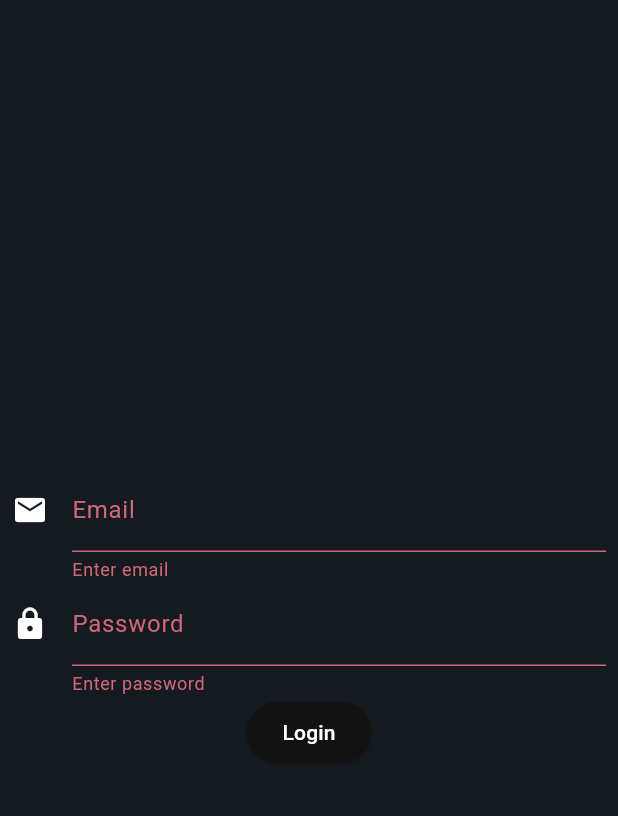
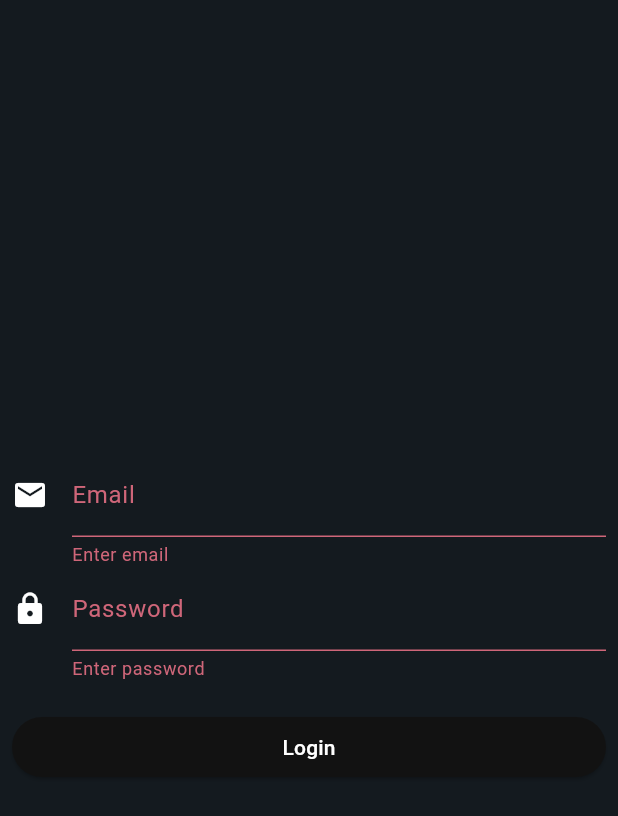
Before and after one commit to axiftaj/Flutter-Bloc-Clean-Coding, a Flutter app: the screen it shows after launch, after a tap on "Login", on a phone screen of 412 x 824 dp. Shown: the top 816 px of the screen. Run offline on Flutter 3.47's test engine with Material 3 defaults, Android fonts, the phone set to English and light mode, and no system bars; our stand-ins replace bloc, cached_network_image, equatable, flutter_bloc, freezed_annotation, get_it and 1 more; generated files the repository leaves out were written again.

Commit message:
code refactoring

```diff
--- a/lib/bloc/login_bloc/login_states.dart
+++ b/lib/bloc/login_bloc/login_states.dart
@@ -1,7 +1,11 @@
 part of 'login_bloc.dart';
 
 class LoginStates extends Equatable {
-  const LoginStates({this.email = '', this.password = '', this.postApiStatus = PostApiStatus.initial, this.message = ''});
+  const LoginStates({
+    this.email = '',
+    this.password = '',
+    this.postApiStatus = PostApiStatus.initial,
+    this.message = ''});
 
   final String email;
   final String password;
--- a/lib/bloc/movies_bloc/movies_bloc.dart
+++ b/lib/bloc/movies_bloc/movies_bloc.dart
@@ -5,6 +5,7 @@ import 'package:bloc_clean_coding/data/response/api_response.dart';
 import 'package:bloc_clean_coding/data/response/response.dart';
 import 'package:bloc_clean_coding/repository/movies_api/movies_api_repository.dart';
 import 'package:equatable/equatable.dart';
+import 'package:flutter/foundation.dart';
 
 import '../../model/movie_list/movie_list_model.dart';
 
@@ -23,6 +24,11 @@ class MoviesBloc extends Bloc<MoviesEvent, MoviesState> {
         moviesList: ApiResponse.completed(response),
       ));
     }).onError((error, stackTrace) {
+      if (kDebugMode) {
+        print(stackTrace);
+        print(error);
+      }
+
       emit(state.copyWith(
         moviesList: ApiResponse.error(error.toString()),
       ));
--- a/lib/bloc/movies_bloc/movies_event.dart
+++ b/lib/bloc/movies_bloc/movies_event.dart
@@ -1,8 +1,5 @@
 part of 'movies_bloc.dart';
 
-abstract class MoviesEvent extends Equatable {
-  @override
-  List<Object> get props => [];
-}
+abstract class MoviesEvent {}
 
 class MoviesFetch extends MoviesEvent {}
--- a/lib/configs/components/loading_widget.dart
+++ b/lib/configs/components/loading_widget.dart
@@ -17,7 +17,6 @@ class LoadingWidget extends StatelessWidget {
         height: size,
         child: Platform.isIOS
             ? const CupertinoActivityIndicator(
-          color: Colors.blue,
         )
             : const CircularProgressIndicator(
           strokeWidth: 2.0,
--- a/lib/configs/components/round_button.dart
+++ b/lib/configs/components/round_button.dart
@@ -1,39 +1,31 @@
+import 'package:bloc_clean_coding/configs/components/loading_widget.dart';
 import 'package:flutter/material.dart';
 import '../color/color.dart';
-
-
 
 //custom round button component, we will used this widget show to show button
 // this widget is generic, we can change it and this change will appear across the app
 class RoundButton extends StatelessWidget {
+  final String title;
+  final bool loading;
+  final VoidCallback onPress;
 
-  final String title ;
-  final bool loading ;
-  final VoidCallback onPress ;
-  const RoundButton({super.key ,
+  const RoundButton({
+    super.key,
     required this.title,
-    this.loading = false ,
-     required this.onPress ,
-
+    this.loading = false,
+    required this.onPress,
   });
 
   @override
   Widget build(BuildContext context) {
-    return InkWell(
-      onTap: onPress,
-      child: Container(
-        height: 40,
-        width: 200,
-        decoration: BoxDecoration(
-          color: AppColors.buttonColor,
-          borderRadius: BorderRadius.circular(10)
-        ),
+    return ElevatedButton(
+        onPressed: onPress,
         child: Center(
-            child:loading ? const CircularProgressIndicator(color: Colors.white,) :
-            Text(title ,
-              style: const TextStyle(color: AppColors.whiteColor),
-            )),
-      ),
-    );
+            child: loading
+                ? const LoadingWidget()
+                : Text(
+                    title,
+                    style: const TextStyle(color: AppColors.whiteColor),
+                  )));
   }
 }
--- a/lib/data/network/network_api_services.dart
+++ b/lib/data/network/network_api_services.dart
@@ -85,7 +85,7 @@ class NetworkApiService implements BaseApiServices {
       case 404:
         throw UnauthorisedException(response.body.toString());
       default:
-        throw FetchDataException('Error occured while communicating with server');
+        throw FetchDataException('Error occurred while communicating with server');
     }
   }
 }
--- /dev/null
+++ b/lib/dependency_injection/dependency_injection.dart
@@ -0,0 +1,5 @@
+
+
+export 'package:get_it/get_it.dart';
+export 'package:bloc_clean_coding/repository/auth_api/auth_repository.dart';
+export 'package:bloc_clean_coding/repository/movies_api/movies_repository.dart';
--- /dev/null
+++ b/lib/dependency_injection/locator.dart
@@ -0,0 +1,16 @@
+
+import 'dependency_injection.dart';
+
+// GetIt is a package used for service locator or to manage dependency injection
+GetIt getIt = GetIt.instance;
+
+
+class ServiceLocator {
+
+  void servicesLocator() {
+    getIt.registerLazySingleton<AuthApiRepository>(() => AuthMockApiRepository()); // Registering AuthHttpApiRepository as a lazy singleton for AuthApiRepository
+    getIt.registerLazySingleton<MoviesApiRepository>(() => MoviesMockApiRepository()); // Registering MoviesHttpApiRepository as a lazy singleton for MoviesApiRepository
+
+  }
+
+}
--- a/lib/main.dart
+++ b/lib/main.dart
@@ -11,14 +11,15 @@ import 'package:get_it/get_it.dart'; // Package for dependency injection
 import 'configs/routes/routes.dart'; // Custom routes
 import 'configs/routes/routes_name.dart'; // Route names
 import 'configs/themes/dark_theme.dart'; // Dark theme configuration
-import 'configs/themes/light_theme.dart'; // Light theme configuration
+import 'configs/themes/light_theme.dart';
+import 'dependency_injection/locator.dart'; // Light theme configuration
 
-// GetIt is a package used for service locator or to manage dependency injection
-GetIt getIt = GetIt.instance;
+
+ServiceLocator dependencyInjector = ServiceLocator();
 
 void main() {
   WidgetsFlutterBinding.ensureInitialized(); // Ensuring that Flutter bindings are initialized
-  servicesLocator(); // Initializing service locator for dependency injection
+  dependencyInjector.servicesLocator(); // Initializing service locator for dependency injection
   runApp(const MyApp()); // Running the application
 }
 
@@ -49,9 +50,3 @@ class MyApp extends StatelessWidget {
     );
   }
 }
-
-// Function for initializing service locator
-void servicesLocator() {
-  getIt.registerLazySingleton<AuthApiRepository>(() => AuthHttpApiRepository()); // Registering AuthHttpApiRepository as a lazy singleton for AuthApiRepository
-  getIt.registerLazySingleton<MoviesApiRepository>(() => MoviesHttpApiRepository()); // Registering MoviesHttpApiRepository as a lazy singleton for MoviesApiRepository
-}
--- a/lib/model/movie_list/movie_list_model.dart
+++ b/lib/model/movie_list/movie_list_model.dart
@@ -8,7 +8,7 @@ part 'movie_list_model.g.dart'; // Importing generated code for JSON serializati
 class MovieListModel with _$MovieListModel {
   /// Factory constructor for creating a [MovieListModel] instance.
   factory MovieListModel({
-    @Default('') String total, // Total number of movies
+    @Default(0) int total, // Total number of movies
     @Default(0) int page, // Current page number
     @Default(0) int pages, // Total number of pages
     @Default([]) @JsonKey(name: 'tv_shows') List<TvShows> tvShow, // List of TV shows
--- a/lib/services/session_manager/session_controller.dart
+++ b/lib/services/session_manager/session_controller.dart
@@ -50,7 +50,7 @@ class SessionController {
   /// to be used across the app.
   Future<void> getUserFromPreference() async {
     try {
-      var userData = await sharedPreferenceClass.readValue('token');
+      String userData = await sharedPreferenceClass.readValue('token');
       var isLogin = await sharedPreferenceClass.readValue('isLogin');
 
       if (userData.isNotEmpty) {
--- a/lib/view/login/login_screen.dart
+++ b/lib/view/login/login_screen.dart
@@ -1,8 +1,9 @@
 import 'package:flutter/material.dart';
 import 'package:flutter_bloc/flutter_bloc.dart';
+import '../../bloc/login_bloc/login_bloc.dart';
 
-import '../../bloc/login_bloc/login_bloc.dart';
-import '../../main.dart';
+
+import '../../dependency_injection/locator.dart';
 import 'widget/widgets.dart'; // Importing custom widget components
 
 /// A widget representing the login screen of the application.
@@ -15,10 +16,8 @@ class LoginScreen extends StatefulWidget {
 
 /// The state of the [LoginScreen] widget.
 class _LoginScreenState extends State<LoginScreen> {
+
   late LoginBloc _loginBlocs;
-
-  final _emailFocusNode = FocusNode();
-  final _passwordFocusNode = FocusNode();
   final _formKey = GlobalKey<FormState>();
 
   @override
@@ -30,8 +29,6 @@ class _LoginScreenState extends State<LoginScreen> {
 
   @override
   void dispose() {
-    _emailFocusNode.dispose();
-    _passwordFocusNode.dispose();
     _loginBlocs.close();
     super.dispose();
   }
@@ -49,8 +46,9 @@ class _LoginScreenState extends State<LoginScreen> {
               mainAxisAlignment: MainAxisAlignment.center,
               crossAxisAlignment: CrossAxisAlignment.center,
               children: <Widget>[
-                EmailInput(focusNode: _emailFocusNode), // Widget for email input field
-                PasswordInput(focusNode: _passwordFocusNode), // Widget for password input field
+                const EmailInputWidget(), // Widget for email input field
+                const PasswordInputWidget(),
+                const SizedBox(height: 20,),// Widget for password input field
                 SubmitButton(
                   formKey: _formKey,
                 ), // Widget for submit button
--- a/lib/view/login/widget/email_input_widget.dart
+++ b/lib/view/login/widget/email_input_widget.dart
@@ -6,16 +6,35 @@ import 'package:flutter_gen/gen_l10n/app_localizations.dart'; // Importing app l
 import '../../../bloc/login_bloc/login_bloc.dart';
 
 /// A widget representing the email input field.
-class EmailInput extends StatelessWidget {
-  const EmailInput({Key? key, required this.focusNode}) : super(key: key);
 
-  final FocusNode focusNode;
+
+class EmailInputWidget extends StatefulWidget {
+  const EmailInputWidget({super.key});
+
+  @override
+  State<EmailInputWidget> createState() => _EmailInputWidgetState();
+}
+
+class _EmailInputWidgetState extends State<EmailInputWidget> {
+
+  final FocusNode focusNode = FocusNode();
+  final TextEditingController  emailController = TextEditingController();
+
+
+  @override
+  void initState() {
+    // TODO: implement initState
+    super.initState();
+
+    final bloc = context.read<LoginBloc>();
+  }
 
   @override
   Widget build(BuildContext context) {
     return BlocBuilder<LoginBloc, LoginStates>(
       builder: (context, state) {
         return TextFormField(
+          controller: emailController,
           focusNode: focusNode, // Setting focus node
           decoration: InputDecoration(
             icon: const Icon(Icons.email), // Icon for email input field
@@ -32,7 +51,7 @@ class EmailInput extends StatelessWidget {
               return 'Enter email';
             }
 
-            if (value.emailValidator()) {
+            if (!value.emailValidator()) {
               return 'Email is not correct';
             }
             return null;
--- a/lib/view/login/widget/password_input_widget.dart
+++ b/lib/view/login/widget/password_input_widget.dart
@@ -5,16 +5,32 @@ import 'package:flutter_gen/gen_l10n/app_localizations.dart'; // Importing app l
 import '../../../bloc/login_bloc/login_bloc.dart';
 
 /// A widget representing the password input field.
-class PasswordInput extends StatelessWidget {
-  const PasswordInput({Key? key, required this.focusNode}) : super(key: key);
 
-  final FocusNode focusNode;
+class PasswordInputWidget extends StatefulWidget {
+  const PasswordInputWidget({super.key});
 
+  @override
+  State<PasswordInputWidget> createState() => _PasswordInputWidgetState();
+}
+
+class _PasswordInputWidgetState extends State<PasswordInputWidget> {
+
+  final FocusNode focusNode = FocusNode();
+  final TextEditingController  passwordController = TextEditingController();
+
+  @override
+  void dispose() {
+    // TODO: implement dispose
+    super.dispose();
+    focusNode.dispose();
+    passwordController.dispose();
+  }
   @override
   Widget build(BuildContext context) {
     return BlocBuilder<LoginBloc, LoginStates>(
       builder: (context, state) {
         return TextFormField(
+          controller: passwordController,
           focusNode: focusNode, // Setting focus node
           decoration: InputDecoration(
             icon: const Icon(Icons.lock), // Icon for password input field
--- a/lib/view/login/widget/submit_button_widget.dart
+++ b/lib/view/login/widget/submit_button_widget.dart
@@ -1,3 +1,4 @@
+import 'package:bloc_clean_coding/configs/components/round_button.dart';
 import 'package:bloc_clean_coding/utils/extensions/flush_bar_extension.dart';
 import 'package:flutter/material.dart';
 import 'package:flutter_bloc/flutter_bloc.dart';
@@ -9,7 +10,7 @@ import '../../../utils/enums.dart';
 /// A widget representing the submit button for the login form.
 class SubmitButton extends StatelessWidget {
   final formKey;
-  const SubmitButton({Key? key, required this.formKey}) : super(key: key);
+  const SubmitButton({super.key, required this.formKey});
 
   @override
   Widget build(BuildContext context) {
@@ -27,13 +28,14 @@ class SubmitButton extends StatelessWidget {
       child: BlocBuilder<LoginBloc, LoginStates>(
           buildWhen: (current, previous) => current.postApiStatus != previous.postApiStatus,
           builder: (context, state) {
-            return ElevatedButton(
-                onPressed: () {
-                  if (formKey.currentState.validate()) {
-                    context.read<LoginBloc>().add(LoginApi());
-                  }
-                },
-                child: state.postApiStatus == PostApiStatus.loading ? const CircularProgressIndicator() : const Text('Login'));
+            return RoundButton(
+                title: 'Login',
+                loading: state.postApiStatus == PostApiStatus.loading ? true  :false ,
+                onPress: (){
+              if (formKey.currentState.validate()) {
+                context.read<LoginBloc>().add(LoginApi());
+              }
+            });
           }),
     );
   }
--- a/lib/view/movies/movies_screen.dart
+++ b/lib/view/movies/movies_screen.dart
@@ -4,9 +4,9 @@ import 'package:bloc_clean_coding/data/response/status.dart';
 import 'package:flutter/material.dart';
 import 'package:flutter_bloc/flutter_bloc.dart';
 import 'package:flutter_gen/gen_l10n/app_localizations.dart';
+import '../../configs/components/network_image_widget.dart';
+import '../../dependency_injection/locator.dart';
 
-import '../../configs/components/network_image_widget.dart';
-import '../../main.dart';
 import 'widget/widgets.dart';
 
 /// A widget representing the screen displaying a list of movies.
--- a/lib/view/views.dart
+++ b/lib/view/views.dart
@@ -4,7 +4,5 @@
 // 3. MoviesScreen
 
 export 'login/login_screen.dart'; // Exporting the LoginScreen widget from login/login_screen.dart
-
 export 'splash/splash_view.dart'; // Exporting the SplashView widget from splash/splash_view.dart
-
 export 'movies/movies_screen.dart'; // Exporting the MoviesScreen widget from movies/movies_screen.dart
```
Also changed, not shown: lib/model/movie_list/movie_list_model.freezed.dart, lib/model/movie_list/movie_list_model.g.dart, lib/model/user/user_model.freezed.dart.
